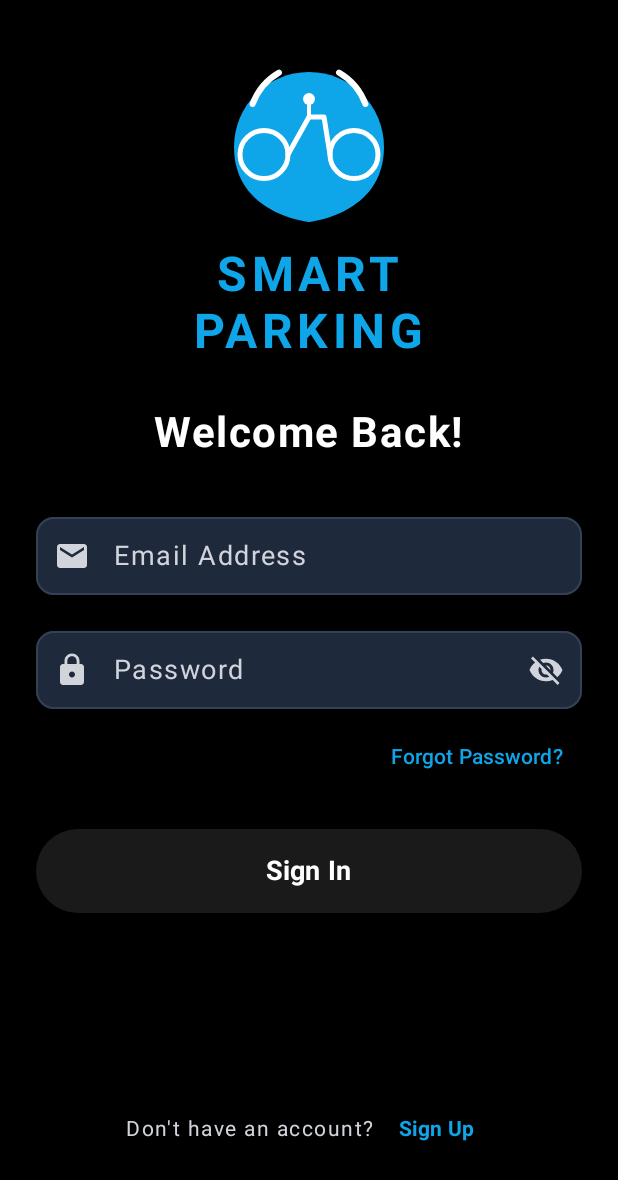
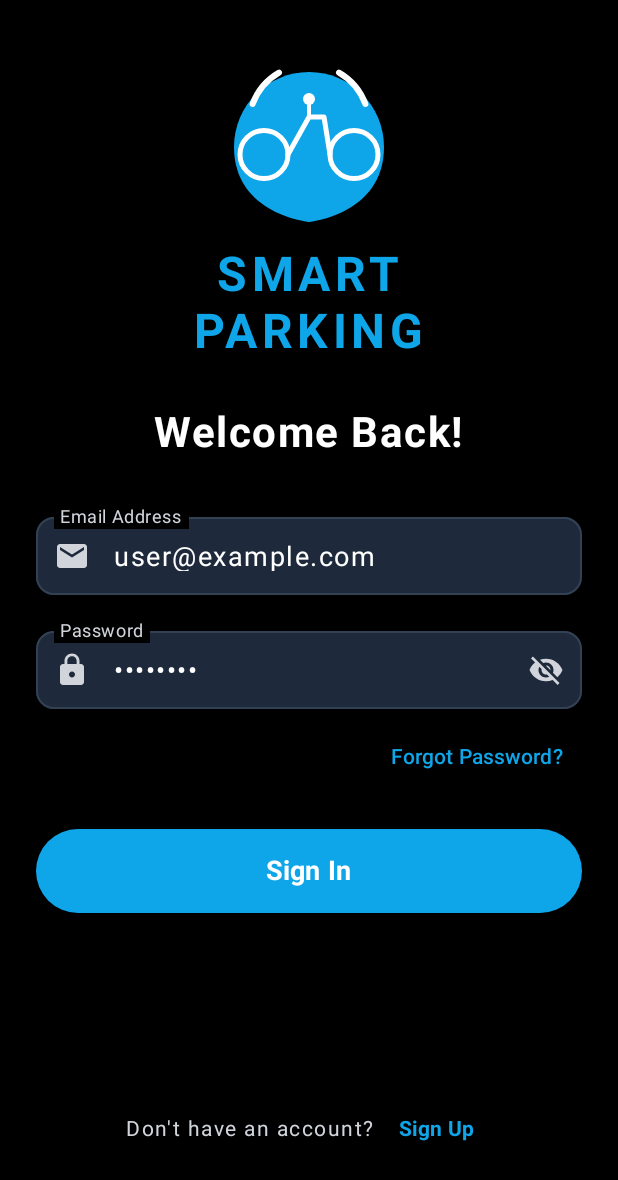
Before and after one commit to Makara-Nob/ParkingChain-Mobilie, an Android app built with Jetpack Compose: the screen it shows after launch (MainActivity), on a phone screen of 412 x 824 dp. Shown: the top 1180 px of the screen. Run offline under Robolectric (Android 15) with nearby library versions, the phone set to English and light mode, and no system bars.

```diff
--- a/app/src/main/java/com/group/mobileparkingchain/ui/screens/auth/SignInScreen.kt
+++ b/app/src/main/java/com/group/mobileparkingchain/ui/screens/auth/SignInScreen.kt
@@ -31,8 +31,8 @@ fun SignInScreen(
     onNavigateToSignUp: () -> Unit = {},
     onForgotPassword: () -> Unit = {}
 ) {
-    var email by remember { mutableStateOf("") }
-    var password by remember { mutableStateOf("") }
+    var email by remember { mutableStateOf("user@example.com") }
+    var password by remember { mutableStateOf("88889999") }
     var passwordVisible by remember { mutableStateOf(false) }
     var showError by remember { mutableStateOf(false) }
 
```
Also changed, not shown: app/src/main/java/com/group/mobileparkingchain/ui/screens/HomeScreen.kt (+33 -21 lines).
